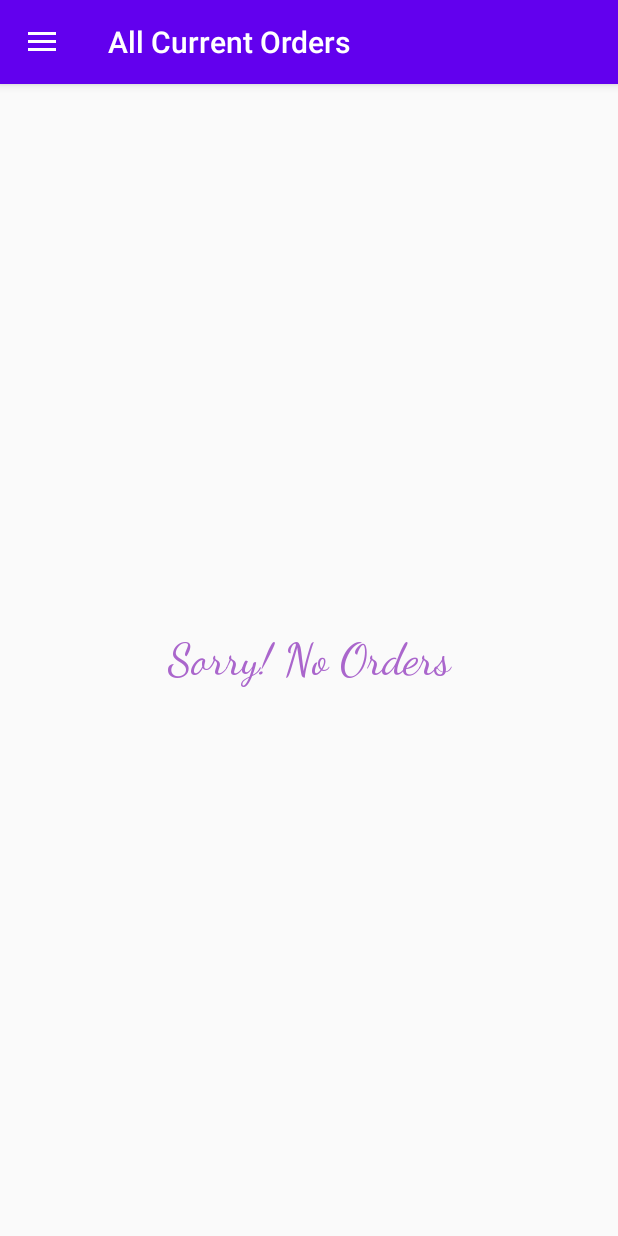
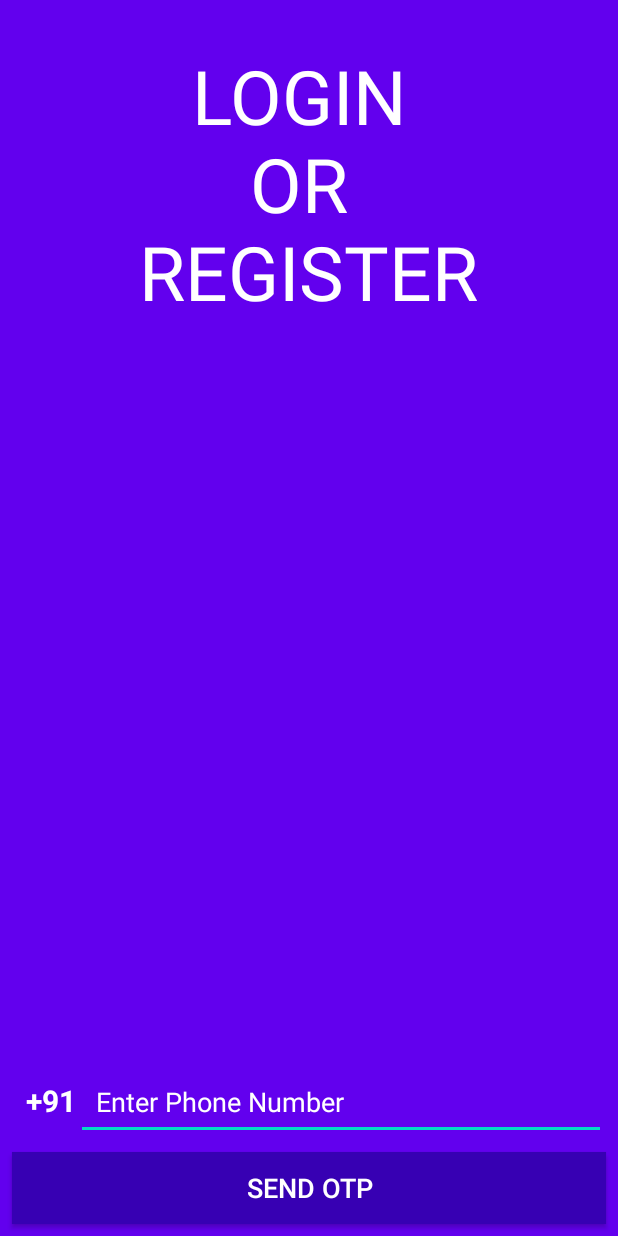
Before and after one commit to anantkataria/Fruitwala-Admin, an Android app: the screen it shows after launch (MainActivity before the commit, AuthActivity after it), on a phone screen of 412 x 824 dp. Run offline under Robolectric (Android 15) with nearby library versions, the phone set to English and light mode, and no system bars; our stand-ins replace Firebase (no records; nobody signed in at launch, a user with empty details on screens opened directly), navigation-ui; 1 statement that could not run was skipped.

Commit message:
minor updates and tweeks

```diff
--- a/app/build.gradle
+++ b/app/build.gradle
@@ -30,6 +30,7 @@ dependencies {
     implementation 'androidx.appcompat:appcompat:1.1.0'
     implementation 'androidx.constraintlayout:constraintlayout:1.1.3'
     implementation 'androidx.legacy:legacy-support-v4:1.0.0'
+    implementation 'com.google.firebase:firebase-auth:19.3.1'
     testImplementation 'junit:junit:4.12'
     androidTestImplementation 'androidx.test.ext:junit:1.1.1'
     androidTestImplementation 'androidx.test.espresso:espresso-core:3.2.0'
--- a/app/src/main/AndroidManifest.xml
+++ b/app/src/main/AndroidManifest.xml
@@ -9,6 +9,7 @@
         android:roundIcon="@mipmap/ic_launcher_round"
         android:supportsRtl="true"
         android:theme="@style/AppTheme">
+        <activity android:name=".Authentication.AuthActivity"></activity>
         <activity android:name=".MainActivity">
             <intent-filter>
                 <action android:name="android.intent.action.MAIN" />
--- a/app/src/main/java/com/anantdevelopers/adminswipesinalpha2/AllOrdersFragment/OrderCancellationReasonFragment.java
+++ b/app/src/main/java/com/anantdevelopers/adminswipesinalpha2/AllOrdersFragment/OrderCancellationReasonFragment.java
@@ -17,6 +17,7 @@ import android.view.ViewGroup;
 import android.widget.Button;
 import android.widget.EditText;
 import android.widget.LinearLayout;
+import android.widget.TextView;
 import android.widget.Toast;
 
 import com.anantdevelopers.adminswipesinalpha2.AllPreviousOrdersFragment.LocalDatabase.AllPreviousOrdersViewModel;
@@ -73,7 +74,10 @@ public class OrderCancellationReasonFragment extends Fragment {
 
           parentLayout = view.findViewById(R.id.parent_layout);
           Button cancelOrderButton = view.findViewById(R.id.cancel_order_button);
+          TextView paymentMethodTextView = view.findViewById(R.id.payment_method_text_view);
           cancellationReasonEditText = view.findViewById(R.id.cancellation_reason_edit_text);
+
+          paymentMethodTextView.setText("Payment Method : " + user.getPaymentMethod());
 
           cancelOrderButton.setOnClickListener(new View.OnClickListener() {
                @Override
--- /dev/null
+++ b/app/src/main/java/com/anantdevelopers/adminswipesinalpha2/Authentication/AuthActivity.java
@@ -0,0 +1,184 @@
+package com.anantdevelopers.adminswipesinalpha2.Authentication;
+
+import androidx.annotation.NonNull;
+import androidx.appcompat.app.AppCompatActivity;
+
+import android.content.Intent;
+import android.os.Bundle;
+import android.text.method.TextKeyListener;
+import android.view.Gravity;
+import android.view.View;
+import android.widget.Button;
+import android.widget.EditText;
+import android.widget.LinearLayout;
+import android.widget.ProgressBar;
+import android.widget.TextView;
+import android.widget.Toast;
+
+import com.anantdevelopers.adminswipesinalpha2.MainActivity;
+import com.anantdevelopers.adminswipesinalpha2.R;
+import com.google.android.gms.tasks.OnCompleteListener;
+import com.google.android.gms.tasks.Task;
+import com.google.firebase.FirebaseException;
+import com.google.firebase.FirebaseNetworkException;
+import com.google.firebase.FirebaseTooManyRequestsException;
+import com.google.firebase.auth.AuthResult;
+import com.google.firebase.auth.FirebaseAuth;
+import com.google.firebase.auth.FirebaseAuthInvalidCredentialsException;
+import com.google.firebase.auth.PhoneAuthCredential;
+import com.google.firebase.auth.PhoneAuthProvider;
+
+import java.util.concurrent.TimeUnit;
+
+public class AuthActivity extends AppCompatActivity {
+
+     private ProgressBar progressBar;
+     private TextView otpSentTextView, autoVerificationTextView;
+     private LinearLayout phoneNumberLayout;
+     private EditText phoneNumberEditText, otpEditText;
+     private Button sendOtpButton, verifyOtpButton;
+
+     private String verificationId;
+
+     private PhoneAuthProvider.OnVerificationStateChangedCallbacks mCallbacks;
+
+     private FirebaseAuth firebaseAuth;
+
+     @Override
+     protected void onCreate(Bundle savedInstanceState) {
+          super.onCreate(savedInstanceState);
+          setContentView(R.layout.activity_auth);
+
+          progressBar = findViewById(R.id.progressBar);
+          otpSentTextView = findViewById(R.id.otpSentTextView);
+          phoneNumberLayout = findViewById(R.id.phoneNumberLayout);
+          phoneNumberEditText = findViewById(R.id.phoneNumberEditText);
+          otpEditText = findViewById(R.id.otpEditText);
+          sendOtpButton = findViewById(R.id.sendotpButton);
+          verifyOtpButton = findViewById(R.id.verifyOtpButton);
+          autoVerificationTextView = findViewById(R.id.autoVerficationTextView);
+
+          firebaseAuth = FirebaseAuth.getInstance();
+
+
+          sendOtpButton.setOnClickListener(new View.OnClickListener() {
+               @Override
+               public void onClick(View v) {
+                    phoneNumberEditText.setEnabled(false);
+                    sendOtpButton.setEnabled(false);
+
+                    String phoneNumber = "+91"+phoneNumberEditText.getText().toString();
+
+                    PhoneAuthProvider.getInstance().verifyPhoneNumber(
+                            phoneNumber,
+                            0,
+                            TimeUnit.MILLISECONDS,
+                            AuthActivity.this,
+                            mCallbacks
+                    );
+
+                    progressBar.setVisibility(View.VISIBLE);
+                    sendOtpButton.setVisibility(View.INVISIBLE);
+                    phoneNumberLayout.setVisibility(View.INVISIBLE);
+               }
+          });
+
+          mCallbacks = new PhoneAuthProvider.OnVerificationStateChangedCallbacks() {
+               @Override
+               public void onVerificationCompleted(@NonNull PhoneAuthCredential phoneAuthCredential) {
+                    signInWithPhoneAuthCredential(phoneAuthCredential);
+               }
+
+               @Override
+               public void onVerificationFailed(@NonNull FirebaseException e) {
+                    if(e instanceof FirebaseNetworkException){
+                         Toast.makeText(AuthActivity.this, "Check your Internet connection", Toast.LENGTH_SHORT).show();
+                    }
+                    if (e instanceof FirebaseTooManyRequestsException) {
+                         Toast.makeText(AuthActivity.this, "Your quota of getting otp is over because of too many requests", Toast.LENGTH_LONG).show();
+                    }
+                    if (e instanceof FirebaseAuthInvalidCredentialsException) {
+                         Toast.makeText(AuthActivity.this, "Enter valid number", Toast.LENGTH_SHORT).show();
+                         TextKeyListener.clear(phoneNumberEditText.getText());//user has typed number in the wrong way, so clear it
+                    }
+                    phoneNumberEditText.setEnabled(true);//and since user will type number again (in right format), we have to enable it(we disabled it in onclick of 'generate otp' button)
+                    sendOtpButton.setEnabled(true);//we have to enable it again since we disabled it in onclick of 'generate otp' button
+                    sendOtpButton.setVisibility(View.VISIBLE);
+                    autoVerificationTextView.setVisibility(View.INVISIBLE);
+                    phoneNumberLayout.setVisibility(View.VISIBLE);
+                    progressBar.setVisibility(View.INVISIBLE);
+               }
+
+               @Override
+               public void onCodeSent(@NonNull String s, @NonNull PhoneAuthProvider.ForceResendingToken forceResendingToken) {
+                    super.onCodeSent(s, forceResendingToken);
+                    verificationId = s;
+
+                    progressBar.setVisibility(View.INVISIBLE);
+                    verifyOtpButton.setVisibility(View.VISIBLE);
+                    otpEditText.setVisibility(View.VISIBLE);
+                    otpSentTextView.setVisibility(View.VISIBLE);
+               }
+
+               @Override
+               public void onCodeAutoRetrievalTimeOut(@NonNull String s) {
+                    super.onCodeAutoRetrievalTimeOut(s);
+               }
+          };
+
+          verifyOtpButton.setOnClickListener(new View.OnClickListener() {
+               @Override
+               public void onClick(View v) {
+                    String otpCode = otpEditText.getText().toString();
+
+                    if(otpCode.isEmpty()){
+                         Toast.makeText(AuthActivity.this, "Please enter the OTP sent!", Toast.LENGTH_SHORT).show();
+                    }
+                    else {
+                         verifyOtpButton.setEnabled(false);
+                         otpEditText.setEnabled(false);
+
+                         otpSentTextView.setVisibility(View.INVISIBLE);
+                         progressBar.setVisibility(View.VISIBLE);
+
+                         PhoneAuthCredential credential = PhoneAuthProvider.getCredential(verificationId, otpCode);
+                         signInWithPhoneAuthCredential(credential);
+                    }
+               }
+          });
+     }
+
+     private void signInWithPhoneAuthCredential(PhoneAuthCredential credential){
+          firebaseAuth.signInWithCredential(credential)
+                  .addOnCompleteListener(this, new OnCompleteListener<AuthResult>() {
+                       @Override
+                       public void onComplete(@NonNull Task<AuthResult> task) {
+                            if(task.isSuccessful()){
+                                 // Sign in success, update UI with the signed-in user's information
+                                 Intent intent = new Intent(AuthActivity.this, MainActivity.class);
+                                 startActivity(intent);
+                                 finish();
+                            } else {
+                                 if(task.getException() instanceof  FirebaseNetworkException){
+                                      Toast.makeText(AuthActivity.this, "Check your Internet connection", Toast.LENGTH_SHORT).show();
+                                      phoneNumberEditText.setEnabled(true);//and since user will type number again (in right format), we have to enable it(we disabled it in onclick of 'generate otp' button)
+                                      sendOtpButton.setEnabled(true);//we have to enable it again since we disabled it in onclick of 'generate otp' button
+                                      sendOtpButton.setVisibility(View.VISIBLE);
+                                      phoneNumberLayout.setVisibility(View.VISIBLE);
+                                      progressBar.setVisibility(View.INVISIBLE);
+
+                                 }
+                                 if(task.getException() instanceof FirebaseAuthInvalidCredentialsException){
+                                      Toast.makeText(AuthActivity.this, "Entered OTP is wrong!", Toast.LENGTH_SHORT).show();
+                                      otpEditText.setEnabled(true);
+                                      verifyOtpButton.setEnabled(true);
+                                 }
+
+                                 progressBar.setVisibility(View.INVISIBLE);
+
+                            }
+                       }
+                  });
+     }
+
+}
--- a/app/src/main/java/com/anantdevelopers/adminswipesinalpha2/MainActivity.java
+++ b/app/src/main/java/com/anantdevelopers/adminswipesinalpha2/MainActivity.java
@@ -9,15 +9,21 @@ import androidx.navigation.Navigation;
 import androidx.navigation.ui.AppBarConfiguration;
 import androidx.navigation.ui.NavigationUI;
 
+import android.content.Intent;
 import android.os.Bundle;
-import android.util.Log;
+import android.view.Gravity;
+import android.view.Menu;
+import android.view.MenuInflater;
+import android.view.MenuItem;
 import android.widget.Toast;
 
+import com.anantdevelopers.adminswipesinalpha2.Authentication.AuthActivity;
 import com.google.android.gms.tasks.OnCompleteListener;
 import com.google.android.gms.tasks.OnSuccessListener;
 import com.google.android.gms.tasks.Task;
-import com.google.android.material.appbar.CollapsingToolbarLayout;
 import com.google.android.material.navigation.NavigationView;
+import com.google.firebase.auth.FirebaseAuth;
+import com.google.firebase.auth.FirebaseUser;
 import com.google.firebase.database.DatabaseReference;
 import com.google.firebase.database.FirebaseDatabase;
 import com.google.firebase.iid.FirebaseInstanceId;
@@ -26,16 +32,15 @@ import com.google.firebase.iid.InstanceIdResult;
 
 public class MainActivity extends AppCompatActivity {
 
-     private AppBarConfiguration appBarConfiguration;
-
      private String token;
+     private FirebaseAuth firebaseAuth;
 
      @Override
      protected void onCreate(Bundle savedInstanceState) {
           super.onCreate(savedInstanceState);
           setContentView(R.layout.activity_main);
 
-          //CollapsingToolbarLayout layout = findViewById(R.id.collapsing_toolbar_layout);
+          checkWhetherLoggedInOrNot();
 
           Toolbar toolbar = findViewById(R.id.toolbar);
           setSupportActionBar(toolbar);
@@ -44,7 +49,7 @@ public class MainActivity extends AppCompatActivity {
 
           NavigationView navigationView = findViewById(R.id.nav_view);
 
-          appBarConfiguration = new AppBarConfiguration.Builder(R.id.all_orders_dest, R.id.change_fruit_prices_dest, R.id.all_previous_orders_dest, R.id.closed_today_dest, R.id.change_website_url_dest).setDrawerLayout(drawer).build();
+          AppBarConfiguration appBarConfiguration = new AppBarConfiguration.Builder(R.id.all_orders_dest, R.id.change_fruit_prices_dest, R.id.all_previous_orders_dest, R.id.closed_today_dest, R.id.change_website_url_dest).setDrawerLayout(drawer).build();
           NavController navController = Navigation.findNavController(this, R.id.my_nav_host_fragment);
 
           NavigationUI.setupWithNavController(toolbar, navController, appBarConfiguration);
@@ -79,4 +84,67 @@ public class MainActivity extends AppCompatActivity {
                }
           });
      }
+
+
+     private void checkWhetherLoggedInOrNot() {
+          firebaseAuth = FirebaseAuth.getInstance();
+
+          FirebaseAuth.AuthStateListener listener = buildAuthStateListener();
+          firebaseAuth.addAuthStateListener(listener);
+     }
+
+     private FirebaseAuth.AuthStateListener buildAuthStateListener() {
+          FirebaseAuth.AuthStateListener authStateListener;
+
+          authStateListener = new FirebaseAuth.AuthStateListener() {
+               @Override
+               public void onAuthStateChanged(@NonNull FirebaseAuth firebaseAuth) {
+                    FirebaseUser user = firebaseAuth.getCurrentUser();
+
+                    if(user == null) {
+                         //user needs to login
+                         Intent intent = new Intent(MainActivity.this, AuthActivity.class);
+                         intent.setFlags(Intent.FLAG_ACTIVITY_NEW_TASK | Intent.FLAG_ACTIVITY_CLEAR_TASK);
+                         startActivity(intent);
+                         finish();
+                    }
+                    else {
+                         //user is already signed in
+                         String phoneNumber = user.getPhoneNumber();
+
+                         if(phoneNumber.equals("+916353923876")){
+                              //then only you can use this app
+                         }
+                         else {
+                              Toast toast = Toast.makeText(MainActivity.this, "Only Anant has Access...", Toast.LENGTH_LONG);
+                              toast.setGravity(Gravity.CENTER, 0, 0);
+                              toast.show();
+                              firebaseAuth.signOut();
+                         }
+                    }
+
+               }
+          };
+
+          return authStateListener;
+     }
+
+     @Override
+     public boolean onCreateOptionsMenu(Menu menu) {
+          MenuInflater inflater = getMenuInflater();
+          inflater.inflate(R.menu.options_menu, menu);
+          return true;
+     }
+
+     @Override
+     public boolean onOptionsItemSelected(@NonNull MenuItem item) {
+          switch (item.getItemId()) {
+               case R.id.logout_dest :
+                    //logout the user
+                    firebaseAuth.signOut();
+                    return true;
+               default :
+                    return super.onOptionsItemSelected(item);
+          }
+     }
 }
--- /dev/null
+++ b/app/src/main/res/layout/activity_auth.xml
@@ -0,0 +1,114 @@
+<?xml version="1.0" encoding="utf-8"?>
+<RelativeLayout xmlns:android="http://schemas.android.com/apk/res/android"
+    xmlns:app="http://schemas.android.com/apk/res-auto"
+    xmlns:tools="http://schemas.android.com/tools"
+    android:layout_width="match_parent"
+    android:layout_height="match_parent"
+    android:background="@color/colorPrimary">
+
+    <TextView
+        android:layout_width="wrap_content"
+        android:layout_height="wrap_content"
+        android:layout_centerHorizontal="true"
+        android:text="LOGIN \nOR \nREGISTER"
+        android:textColor="@android:color/white"
+        android:textSize="50dp"
+        android:gravity="center_horizontal"
+        android:layout_marginTop="30dp"/>
+
+    <ProgressBar
+        android:id="@+id/progressBar"
+        android:layout_width="50dp"
+        android:layout_height="50dp"
+        android:layout_centerInParent="true"
+        android:visibility="invisible"/>
+
+    <TextView
+        android:id="@+id/otpSentTextView"
+        android:layout_centerInParent="true"
+        android:gravity="center_horizontal"
+        android:textColor="@android:color/holo_red_light"
+        android:layout_width="match_parent"
+        android:layout_height="wrap_content"
+        android:text="OTP sent!"
+        android:textSize="20dp"
+        android:layout_marginStart="8dp"
+        android:layout_marginLeft="8dp"
+        android:visibility="invisible"/>
+    <LinearLayout
+        android:id="@+id/phoneNumberLayout"
+        android:layout_above="@id/sendotpButton"
+        android:layout_width="match_parent"
+        android:layout_height="50dp"
+        android:orientation="horizontal"
+        android:layout_marginStart="8dp"
+        android:layout_marginEnd="8dp">
+
+        <TextView
+            android:layout_width="wrap_content"
+            android:layout_height="50dp"
+            android:text="  +91"
+            android:textSize="20dp"
+            android:textStyle="bold"
+            android:textColor="@android:color/white"/>
+
+        <EditText
+            android:id="@+id/phoneNumberEditText"
+            android:layout_width="match_parent"
+            android:layout_height="50dp"
+            android:textColor="@android:color/white"
+            android:hint="  Enter Phone Number"
+            android:inputType="number"
+            android:textColorHint="@android:color/white"/>
+
+    </LinearLayout>
+
+    <EditText
+        android:id="@+id/otpEditText"
+        android:layout_above="@id/sendotpButton"
+        android:hint="Enter OTP here!"
+        android:textColorHint="@android:color/white"
+        android:inputType="number"
+        android:layout_marginStart="8dp"
+        android:layout_marginEnd="8dp"
+        android:textColor="@android:color/white"
+        android:layout_width="match_parent"
+        android:layout_height="50dp"
+        android:visibility="invisible"/>
+
+    <Button
+        android:id="@+id/sendotpButton"
+        android:layout_alignParentBottom="true"
+        android:layout_width="match_parent"
+        android:layout_height="wrap_content"
+        android:text="send otp"
+        android:textSize="18sp"
+        android:textColor="@android:color/white"
+        android:background="@color/colorPrimaryDark"
+        android:layout_margin="8dp"/>
+
+    <Button
+        android:id="@+id/verifyOtpButton"
+        android:layout_alignParentBottom="true"
+        android:text="verify otp"
+        android:layout_margin="8dp"
+        android:textColor="@android:color/holo_red_light"
+        android:background="@color/colorPrimaryDark"
+        android:layout_width="match_parent"
+        android:layout_height="wrap_content"
+        android:visibility="invisible"/>
+
+    <TextView
+        android:id="@+id/autoVerficationTextView"
+        android:layout_above="@id/phoneNumberLayout"
+        android:text="otp generation is processing"
+        android:visibility="invisible"
+        android:textStyle="bold"
+        android:gravity="center_horizontal"
+        android:textColor="@android:color/holo_red_light"
+        android:textSize="20dp"
+        android:layout_width="match_parent"
+        android:layout_height="wrap_content"/>
+
+
+</RelativeLayout>
--- a/app/src/main/res/layout/item_current_order.xml
+++ b/app/src/main/res/layout/item_current_order.xml
@@ -72,8 +72,8 @@
 
         <ImageView
             android:id="@+id/copyPhoneNumberImg"
-            android:layout_width="wrap_content"
-            android:layout_height="wrap_content"
+            android:layout_width="40dp"
+            android:layout_height="40dp"
             android:layout_below="@id/cancellation_requested_text_view"
             android:layout_alignParentEnd="true"
             android:src="@drawable/copy_phone_number_img" />
--- /dev/null
+++ b/app/src/main/res/menu/options_menu.xml
@@ -0,0 +1,8 @@
+<?xml version="1.0" encoding="utf-8"?>
+<menu xmlns:android="http://schemas.android.com/apk/res/android">
+
+    <item
+        android:id="@+id/logout_dest"
+        android:title="LOGOUT"/>
+
+</menu>
--- a/build.gradle
+++ b/build.gradle
@@ -8,7 +8,7 @@ buildscript {
 
     }
     dependencies {
-        classpath 'com.android.tools.build:gradle:3.6.3'
+        classpath 'com.android.tools.build:gradle:4.0.0'
         classpath 'com.google.gms:google-services:4.3.3'
 
 
```
Also changed, not shown: app/src/main/java/com/anantdevelopers/adminswipesinalpha2/AllOrdersFragment/AllOrdersFragment.java (+13 -0 lines), app/src/main/java/com/anantdevelopers/adminswipesinalpha2/AllOrdersFragment/OrderItemAdapter.java (+17 -1 lines), app/src/main/java/com/anantdevelopers/adminswipesinalpha2/AllOrdersFragment/ParticularOrderDetailsFragment.java (+0 -9 lines), app/src/main/res/layout/fragment_order_cancellation_reason.xml (+8 -0 lines), gradle/wrapper/gradle-wrapper.properties.
